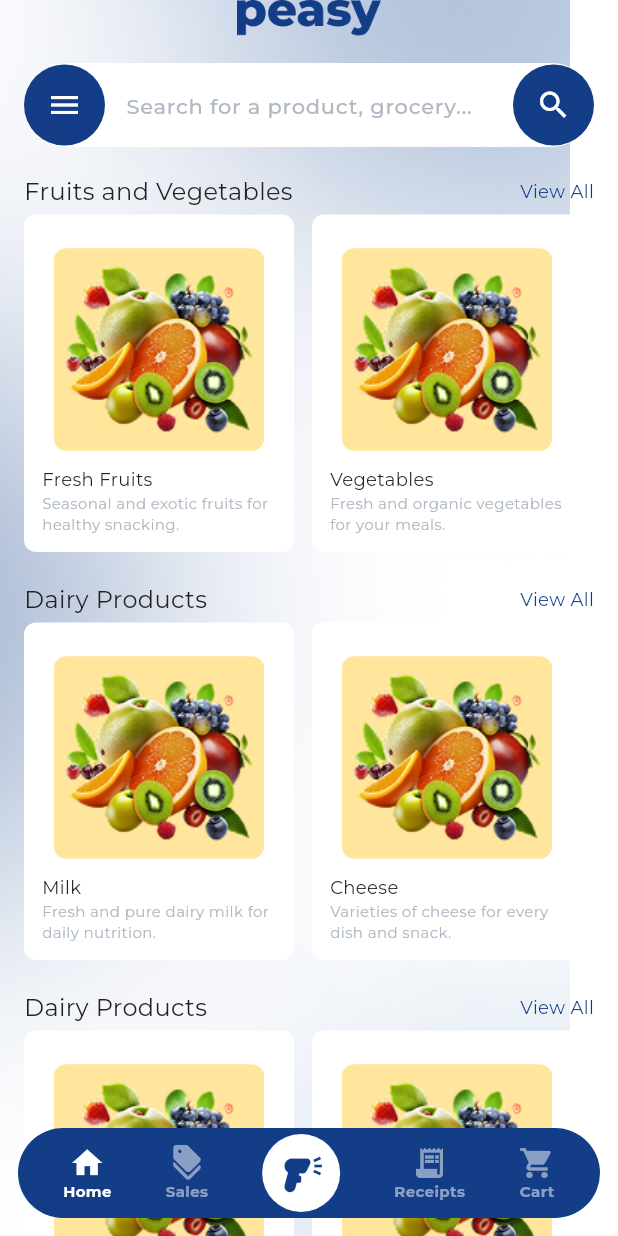
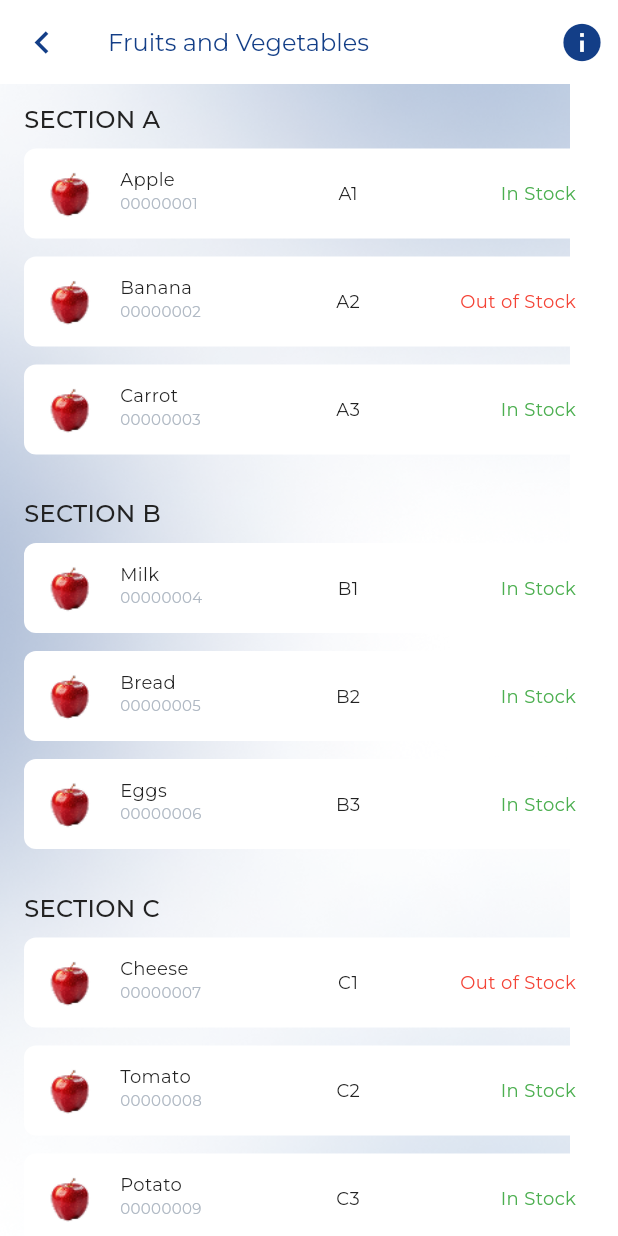
Before and after one commit to ahmetkadircicek/peasy, a Flutter app: the screen it shows after launch, on a phone screen of 412 x 824 dp. Run offline on Flutter 3.47's test engine with Material 3 defaults, Android fonts, the phone set to English and light mode, and no system bars; our stand-ins replace flutter_spinkit, google_fonts.

Commit message:
feat: Add ProductModel class and update UI components
- Added ProductModel class to represent a product with its properties.
- Updated the UI components to use the correct font weight for bold text.

```diff
--- /dev/null
+++ b/lib/core/components/general_appbar.dart
@@ -0,0 +1,52 @@
+import 'package:flutter/material.dart';
+import 'package:peasy/core/components/general_text.dart';
+import 'package:peasy/core/extensions/context_extension.dart';
+
+class GeneralAppBar extends StatelessWidget implements PreferredSizeWidget {
+  final VoidCallback? onPop;
+  final String title;
+
+  const GeneralAppBar({
+    super.key,
+    this.onPop,
+    required this.title,
+  });
+
+  @override
+  Widget build(BuildContext context) {
+    return AppBar(
+      elevation: 0,
+      surfaceTintColor: Colors.transparent,
+      backgroundColor: context.surface,
+      leading: IconButton(
+        icon: Icon(
+          Icons.chevron_left,
+          size: 30,
+          color: context.primary,
+        ),
+        onPressed: () {
+          if (onPop != null) {
+            onPop!();
+          }
+          Navigator.of(context).pop();
+        },
+      ),
+      title: Content(text: title, color: context.primary),
+      actions: [
+        IconButton(
+          icon: Icon(
+            Icons.info,
+            size: 30,
+            color: context.primary,
+          ),
+          onPressed: () {
+            // Add your info button action here
+          },
+        ),
+      ],
+    );
+  }
+
+  @override
+  Size get preferredSize => const Size.fromHeight(kToolbarHeight);
+}
--- a/lib/core/components/general_text.dart
+++ b/lib/core/components/general_text.dart
@@ -26,7 +26,7 @@ class _GeneralText extends StatelessWidget {
       textAlign: isCentred ? TextAlign.center : TextAlign.start,
       style: GoogleFonts.montserrat(
         fontSize: fontSize,
-        fontWeight: isBold ? FontWeight.bold : FontWeight.normal,
+        fontWeight: isBold ? FontWeight.w500 : FontWeight.normal,
         color: color,
       ),
       overflow: overflow ? TextOverflow.ellipsis : null,
--- a/lib/core/init/notifier/provider_manager.dart
+++ b/lib/core/init/notifier/provider_manager.dart
@@ -1,3 +1,4 @@
+import 'package:peasy/features/category/viewmodel/category_view_model.dart';
 import 'package:peasy/features/home/viewmodel/home_view_model.dart';
 import 'package:peasy/features/main/viewmodel/main_view_model.dart';
 import 'package:peasy/features/splash/viewmodel/splash_view_model.dart';
@@ -17,5 +18,6 @@ class ProviderManager {
     ChangeNotifierProvider(create: (context) => SplashViewModel()),
     ChangeNotifierProvider(create: (context) => HomeViewModel()),
     ChangeNotifierProvider(create: (context) => MainViewModel()),
+    ChangeNotifierProvider(create: (context) => CategoryViewModel()),
   ];
 }
--- /dev/null
+++ b/lib/features/category/model/product_model.dart
@@ -0,0 +1,15 @@
+class ProductModel {
+  final String id;
+  final String name;
+  final String section;
+  final String stockStatus;
+  final String imagePath;
+
+  ProductModel({
+    required this.id,
+    required this.name,
+    required this.section,
+    required this.stockStatus,
+    required this.imagePath,
+  });
+}
--- /dev/null
+++ b/lib/features/category/view/category_view.dart
@@ -0,0 +1,171 @@
+import 'package:flutter/material.dart';
+import 'package:peasy/core/components/general_appbar.dart';
+import 'package:peasy/core/components/general_text.dart';
+import 'package:peasy/core/constants/constants/general_constants.dart';
+import 'package:peasy/core/constants/constants/padding_constants.dart';
+import 'package:peasy/core/extensions/context_extension.dart';
+import 'package:peasy/features/category/model/product_model.dart';
+import 'package:peasy/features/category/viewmodel/category_view_model.dart';
+import 'package:provider/provider.dart';
+
+class CategoryView extends StatelessWidget {
+  const CategoryView({super.key});
+
+  @override
+  Widget build(BuildContext context) {
+    return Scaffold(
+      appBar: GeneralAppBar(title: 'Fruits and Vegetables'),
+      extendBodyBehindAppBar: true,
+      body: _buildBody(),
+    );
+  }
+
+  Widget _buildBody() {
+    return Stack(
+      children: [
+        Image.asset('assets/images/background_vector.png'),
+        Consumer<CategoryViewModel>(
+          builder: (context, viewModel, child) {
+            return SingleChildScrollView(
+              child: SafeArea(
+                child: Padding(
+                  padding: PaddingConstants.pagePadding + PaddingConstants.onlyTopSmall,
+                  child: _buildProductSection(context, 'Featured Products', viewModel.products),
+                ),
+              ),
+            );
+          },
+        ),
+      ],
+    );
+  }
+
+  /// Builds a single product section widget.
+  Widget _buildProductSection(BuildContext context, String title, List<ProductModel> products) {
+    Map<String, List<ProductModel>> categorizedProducts = {};
+    for (var product in products) {
+      String section = product.section;
+      String category = section[0];
+      if (categorizedProducts.containsKey(category)) {
+        categorizedProducts[category]?.add(product);
+      } else {
+        categorizedProducts[category] = [product];
+      }
+    }
+    return Column(
+      spacing: 16,
+      children: categorizedProducts.entries.map((entry) {
+        String sectionTitle = entry.key;
+        List<ProductModel> sectionProducts = entry.value;
+        return Column(
+          spacing: 8,
+          crossAxisAlignment: CrossAxisAlignment.start,
+          children: [
+            Content(
+              text: 'SECTION $sectionTitle ',
+              isBold: true,
+            ),
+            _buildProductList(sectionProducts),
+          ],
+        );
+      }).toList(),
+    );
+  }
+
+  /// Builds the list of products for a section.
+  Widget _buildProductList(List<ProductModel> products) {
+    return ListView.builder(
+      shrinkWrap: true,
+      clipBehavior: Clip.none,
+      itemCount: products.length,
+      physics: ClampingScrollPhysics(),
+      itemBuilder: (BuildContext context, int index) {
+        final product = products[index];
+        return Padding(
+          padding: PaddingConstants.onlyBottomSmall,
+          child: _buildProductContainer(context, product),
+        );
+      },
+    );
+  }
+
+  /// Builds the product container widget.
+  Widget _buildProductContainer(BuildContext context, ProductModel product) {
+    return Container(
+      height: 60,
+      padding: PaddingConstants.allSmall,
+      decoration: BoxDecoration(
+        color: context.surface,
+        borderRadius: GeneralConstants.instance.borderRadius,
+      ),
+      child: Row(
+        spacing: 16,
+        children: [
+          _buildProductImage(product.imagePath),
+          _buildProductInfo(product, context),
+          _buildProductSectionNumber(product.section),
+          _buildProductStockStatus(product.stockStatus),
+        ],
+      ),
+    );
+  }
+
+  Widget _buildProductInfo(ProductModel product, BuildContext context) {
+    return Expanded(
+      child: Column(
+        crossAxisAlignment: CrossAxisAlignment.start,
+        children: [
+          _buildProductTitle(product.name),
+          _buildProductId(context, product.id),
+        ],
+      ),
+    );
+  }
+
+  /// Builds the product image widget.
+  Widget _buildProductImage(String imagePath) {
+    return AspectRatio(
+      aspectRatio: 1,
+      child: Image.asset(imagePath),
+    );
+  }
+
+  /// Builds the product section number widget.
+  Widget _buildProductSectionNumber(String sectionNumber) {
+    return Expanded(
+      child: Center(
+        child: Helper(
+          text: sectionNumber,
+        ),
+      ),
+    );
+  }
+
+  /// Builds the product title widget.
+  Widget _buildProductTitle(String title) {
+    return Helper(
+      text: title,
+    );
+  }
+
+  /// Builds the product ID widget.
+  Widget _buildProductId(BuildContext context, String id) {
+    return Label(
+      text: id,
+      color: context.secondary,
+    );
+  }
+
+  /// Builds the product stock status widget.
+  Widget _buildProductStockStatus(String stockStatus) {
+    return Expanded(
+      child: Align(
+        alignment: Alignment.centerRight,
+        child: Helper(
+          text: stockStatus,
+          color: stockStatus == 'In Stock' ? Colors.green : Colors.red,
+        ),
+      ),
+    );
+  }
+}
--- /dev/null
+++ b/lib/features/category/viewmodel/category_view_model.dart
@@ -0,0 +1,158 @@
+import 'package:flutter/material.dart';
+import 'package:peasy/features/category/model/product_model.dart';
+
+class CategoryViewModel extends ChangeNotifier {
+  List<ProductModel> _products = [];
+  List<ProductModel> get products => _products;
+
+  CategoryViewModel() {
+    _fetchProducts();
+  }
+
+  // Method to fetch products
+  void _fetchProducts() {
+    _products = [
+      ProductModel(
+        id: '00000001',
+        name: 'Apple',
+        section: 'A1',
+        imagePath: 'assets/images/product.png',
+        stockStatus: 'In Stock',
+      ),
+      ProductModel(
+        id: '00000002',
+        name: 'Banana',
+        section: 'A2',
+        imagePath: 'assets/images/product.png',
+        stockStatus: 'Out of Stock',
+      ),
+      ProductModel(
+        id: '00000003',
+        name: 'Carrot',
+        section: 'A3',
+        imagePath: 'assets/images/product.png',
+        stockStatus: 'In Stock',
+      ),
+      ProductModel(
+        id: '00000004',
+        name: 'Milk',
+        section: 'B1',
+        imagePath: 'assets/images/product.png',
+        stockStatus: 'In Stock',
+      ),
+      ProductModel(
+        id: '00000005',
+        name: 'Bread',
+        section: 'B2',
+        imagePath: 'assets/images/product.png',
+        stockStatus: 'In Stock',
+      ),
+      ProductModel(
+        id: '00000006',
+        name: 'Eggs',
+        section: 'B3',
+        imagePath: 'assets/images/product.png',
+        stockStatus: 'In Stock',
+      ),
+      ProductModel(
+        id: '00000007',
+        name: 'Cheese',
+        section: 'C1',
+        imagePath: 'assets/images/product.png',
+        stockStatus: 'Out of Stock',
+      ),
+      ProductModel(
+        id: '00000008',
+        name: 'Tomato',
+        section: 'C2',
+        imagePath: 'assets/images/product.png',
+        stockStatus: 'In Stock',
+      ),
+      ProductModel(
+        id: '00000009',
+        name: 'Potato',
+        section: 'C3',
+        imagePath: 'assets/images/product.png',
+        stockStatus: 'In Stock',
+      ),
+      ProductModel(
+        id: '00000010',
+        name: 'Onion',
+        section: 'D1',
+        imagePath: 'assets/images/product.png',
+        stockStatus: 'In Stock',
+      ),
+      ProductModel(
+        id: '00000011',
+        name: 'Garlic',
+        section: 'D2',
+        imagePath: 'assets/images/product.png',
+        stockStatus: 'In Stock',
+      ),
+      ProductModel(
+        id: '00000012',
+        name: 'Ginger',
+        section: 'D3',
+        imagePath: 'assets/images/product.png',
+        stockStatus: 'Out of Stock',
+      ),
+      ProductModel(
+        id: '00000013',
+        name: 'Orange',
+        section: 'E1',
+        imagePath: 'assets/images/product.png',
+        stockStatus: 'In Stock',
+      ),
+      ProductModel(
+        id: '00000014',
+        name: 'Pineapple',
+        section: 'E2',
+        imagePath: 'assets/images/product.png',
+        stockStatus: 'In Stock',
+      ),
+      ProductModel(
+        id: '00000015',
+        name: 'Strawberry',
+        section: 'E3',
+        imagePath: 'assets/images/product.png',
+        stockStatus: 'In Stock',
+      ),
+      ProductModel(
+        id: '00000016',
+        name: 'Blueberry',
+        section: 'F1',
+        imagePath: 'assets/images/product.png',
+        stockStatus: 'Out of Stock',
+      ),
+      ProductModel(
+        id: '00000017',
+        name: 'Peach',
+        section: 'F2',
+        imagePath: 'assets/images/product.png',
+        stockStatus: 'In Stock',
+      ),
+      ProductModel(
+        id: '00000018',
+        name: 'Watermelon',
+        section: 'F3',
+        imagePath: 'assets/images/product.png',
+        stockStatus: 'In Stock',
+      ),
+      ProductModel(
+        id: '00000019',
+        name: 'Lettuce',
+        section: 'G1',
+        imagePath: 'assets/images/product.png',
+        stockStatus: 'In Stock',
+      ),
+      ProductModel(
+        id: '00000020',
+        name: 'Spinach',
+        section: 'G2',
+        imagePath: 'assets/images/product.png',
+        stockStatus: 'In Stock',
+      ),
+    ];
+    notifyListeners();
+  }
+}
--- a/lib/main.dart
+++ b/lib/main.dart
@@ -2,7 +2,7 @@ import 'package:flutter/material.dart';
 import 'package:peasy/core/constants/navigation/navigation_service.dart';
 import 'package:peasy/core/init/notifier/provider_manager.dart';
 import 'package:peasy/core/init/theme/app_theme.dart';
-import 'package:peasy/features/main/view/main_view.dart';
+import 'package:peasy/features/category/view/category_view.dart';
 import 'package:provider/provider.dart';
 
 void main() async {
@@ -35,7 +35,7 @@ class MyApp extends StatelessWidget {
       title: 'Peasy',
       theme: LightTheme.theme,
       debugShowCheckedModeBanner: false,
-      home: const MainView(),
+      home: const CategoryView(),
       // localizationsDelegates: context.localizationDelegates,
       // supportedLocales: context.supportedLocales,
       // locale: context.locale,
```
Also changed, not shown: assets/images/product.png (added).
